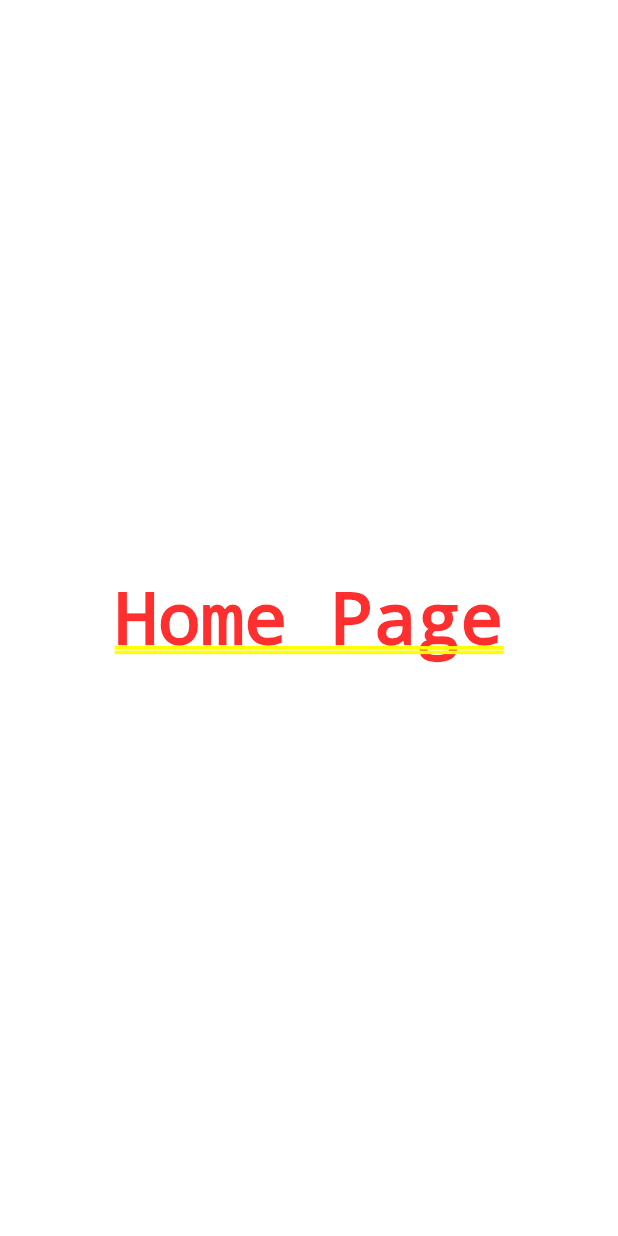
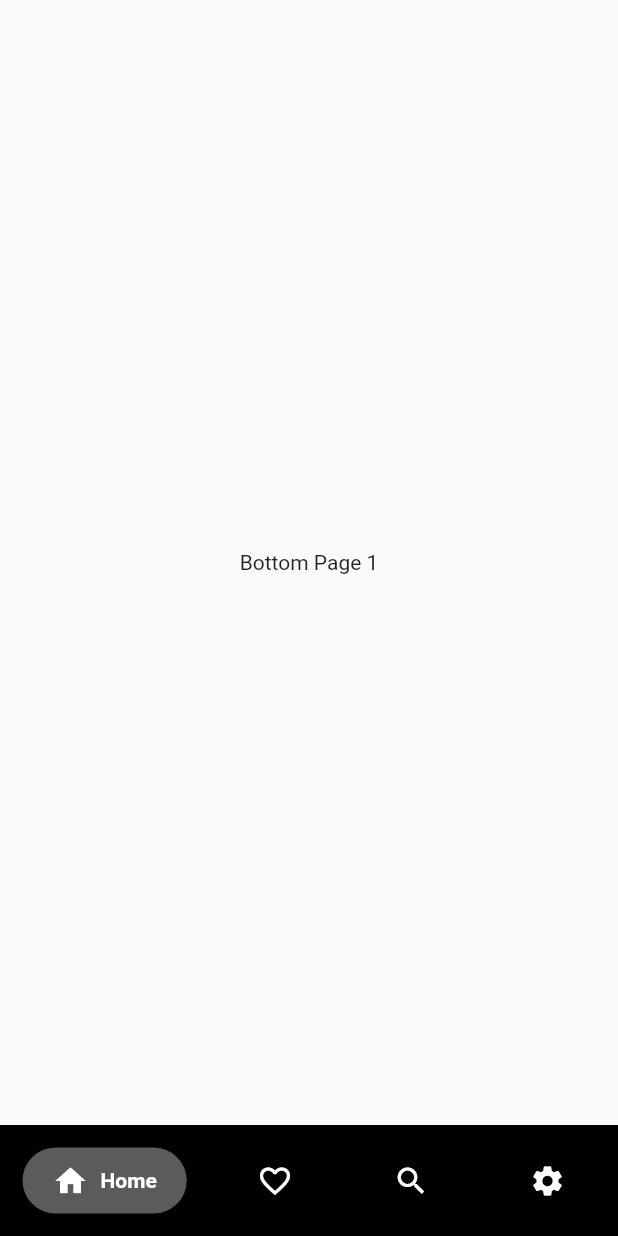
Before and after one commit to Gauravbhadauria/demoflutterapp, a Flutter app: the screen it shows after launch, after a tap on "Skip", after a tap on "Done", on a phone screen of 412 x 824 dp. Run offline on Flutter 3.47's test engine with Material 2 defaults, Android fonts, the light colour scheme and no system bars; drawn by our look-alikes of google_nav_bar; our stand-ins replace smooth_page_indicator.

Commit message:
bottom navigation done

```diff
--- /dev/null
+++ b/lib/src/bottom/bottom_page1.dart
@@ -0,0 +1,19 @@
+import 'package:flutter/material.dart';
+
+class BottomPage1 extends StatefulWidget {
+  const BottomPage1({super.key});
+
+  @override
+  State<BottomPage1> createState() => _nameState();
+}
+
+class _nameState extends State<BottomPage1> {
+  @override
+  Widget build(BuildContext context) {
+    return Container(
+      child: Center(
+        child: Text('Bottom Page 1'),
+      ),
+    );
+  }
+}
--- a/lib/src/home_page.dart
+++ b/lib/src/home_page.dart
@@ -1,4 +1,9 @@
+import 'package:demoflutterapp/src/bottom/bottom_page1.dart';
+import 'package:demoflutterapp/src/bottom/bottom_page2.dart';
+import 'package:demoflutterapp/src/bottom/bottom_page3.dart';
+import 'package:demoflutterapp/src/bottom/bottom_page4.dart';
 import 'package:flutter/material.dart';
+import 'package:google_nav_bar/google_nav_bar.dart';
 
 class HomePage extends StatefulWidget {
   const HomePage({super.key});
@@ -8,11 +13,47 @@ class HomePage extends StatefulWidget {
 }
 
 class _nameState extends State<HomePage> {
+  int _selectedIndex = 0;
+   static const List<Widget> _widgetOptions = <Widget>[
+   BottomPage1(),BottomPage2(),BottomPage3(),
+   BottomPage4()
+  ];
   @override
   Widget build(BuildContext context) {
-    return Container(
-      child: Center(
-        child: Text('Home Page'),
+    return Scaffold(
+      bottomNavigationBar: Container(
+        color: Colors.black,
+        child: Padding(
+          padding: const EdgeInsets.symmetric(horizontal: 15.0, vertical: 15.0),
+          child: GNav(
+              tabs: const [
+                GButton(
+                  icon: Icons.home,
+                  text: 'Home',
+                ),
+                GButton(
+                  icon: Icons.favorite_border,
+                  text: 'Likes',
+                ),
+                GButton(icon: Icons.search, text: 'Search'),
+                GButton(icon: Icons.settings, text: 'Settings'),
+              ],
+              onTabChange: (index) {
+               setState(() {
+                  _selectedIndex = index;
+                });
+              },
+              gap: 8,
+             padding: EdgeInsets.symmetric(horizontal: 20, vertical: 10),
+              backgroundColor: Colors.black,
+              color: Colors.white,
+              activeColor: Colors.white,
+               iconSize: 24,
+              tabBackgroundColor: Color.fromARGB(255, 91, 91, 91)),
+        ),
+      ),
+     body: Center(
+        child: _widgetOptions.elementAt(_selectedIndex),
       ),
     );
   }
--- a/pubspec.yaml
+++ b/pubspec.yaml
@@ -37,6 +37,8 @@ dependencies:
   # Use with the CupertinoIcons class for iOS style icons.
   cupertino_icons: ^1.0.2
   smooth_page_indicator: ^1.0.0
+  google_nav_bar: ^5.0.6
+  side_navigation: ^1.0.4
 
 
 dev_dependencies:
```
Also changed, not shown: lib/src/bottom/bottom_page2.dart (added, +19 -0 lines), lib/src/bottom/bottom_page3.dart (added, +19 -0 lines), lib/src/bottom/bottom_page4.dart (added, +17 -0 lines), pubspec.lock.
